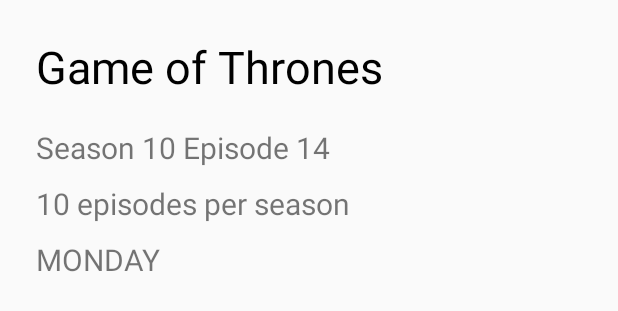
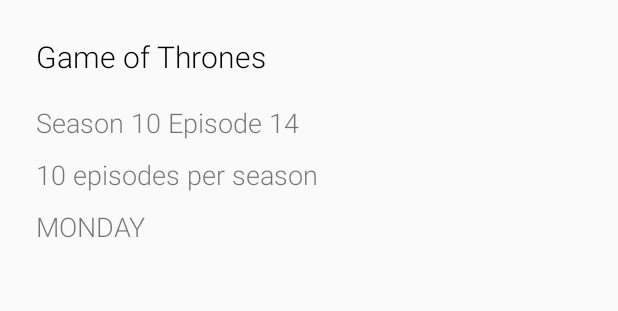
Before and after one commit to nnam-ibe/Tron, an Android app: the layout show_dialog_layout.xml on its own in the app's theme, with its tools: preview values and no code run, on a phone screen of 412 x 824 dp. Shown: the top 311 px of the screen. Run offline under Robolectric (Android 15) with nearby library versions, the phone set to English and light mode, and no system bars.

```diff
--- a/app/src/main/res/layout/card_show.xml
+++ b/app/src/main/res/layout/card_show.xml
@@ -10,9 +10,9 @@
         android:layout_width="match_parent"
         android:layout_height="wrap_content"
         android:layout_marginBottom="10dp"
+        android:foreground="@drawable/custom_bg"
         card_view:cardCornerRadius="1dp"
         card_view:cardElevation="5dp">
-
         <RelativeLayout
             android:id="@+id/show_RL"
             android:layout_width="match_parent"
--- a/app/src/main/res/layout/show_dialog_layout.xml
+++ b/app/src/main/res/layout/show_dialog_layout.xml
@@ -8,13 +8,13 @@
         android:layout_width="match_parent"
         android:layout_height="wrap_content"
         android:gravity="center_vertical"
-        android:paddingBottom="20dp"
-        android:paddingEnd="24dp"
-        android:paddingStart="24dp"
-        android:paddingTop="24dp"
+        android:paddingBottom="@dimen/dialog_padding_top_material"
+        android:paddingEnd="@dimen/dialog_padding_material"
+        android:paddingStart="@dimen/dialog_padding_material"
+        android:paddingTop="@dimen/dialog_padding_material"
         android:text="Game of Thrones"
         android:textColor="#000000"
-        android:textSize="30sp" />
+        android:textSize="@dimen/dialog_header_text_size" />
 
     <TextView
         android:id="@+id/dialog_show_season"
@@ -22,10 +22,10 @@
         android:layout_height="wrap_content"
         android:layout_below="@id/dialog_show_name"
         android:paddingBottom="10dp"
-        android:paddingEnd="24dp"
-        android:paddingStart="24dp"
+        android:paddingEnd="@dimen/dialog_padding_material"
+        android:paddingStart="@dimen/dialog_padding_material"
         android:text="Season 10 Episode 14"
-        android:textSize="20sp" />
+        android:textSize="@dimen/dialog_body_text_size" />
 
     <TextView
         android:id="@+id/dialog_show_no_episodes"
@@ -33,20 +33,20 @@
         android:layout_height="wrap_content"
         android:layout_below="@id/dialog_show_season"
         android:paddingBottom="10dp"
-        android:paddingEnd="24dp"
-        android:paddingStart="24dp"
+        android:paddingEnd="@dimen/dialog_padding_material"
+        android:paddingStart="@dimen/dialog_padding_material"
         android:text="10 episodes per season"
-        android:textSize="20sp" />
+        android:textSize="@dimen/dialog_body_text_size" />
 
     <TextView
         android:id="@+id/dialog_show_day"
         android:layout_width="wrap_content"
         android:layout_height="wrap_content"
         android:layout_below="@id/dialog_show_no_episodes"
-        android:paddingBottom="24dp"
-        android:paddingEnd="24dp"
-        android:paddingStart="24dp"
+        android:paddingBottom="@dimen/dialog_padding_material"
+        android:paddingEnd="@dimen/dialog_padding_material"
+        android:paddingStart="@dimen/dialog_padding_material"
         android:text="MONDAY"
-        android:textSize="20sp" />
+        android:textSize="@dimen/dialog_body_text_size" />
 
 </RelativeLayout>
--- a/app/src/main/res/values-v21/styles.xml
+++ b/app/src/main/res/values-v21/styles.xml
@@ -6,5 +6,15 @@
         <item name="android:colorPrimaryDark">@color/colorPrimaryDark</item>
         <item name="android:textColorPrimary">@color/colorWhite</item>
         <item name="colorAccent">@color/accent</item>
+        <item name="android:textViewStyle">@style/RobotoTextViewStyle</item>
+        <item name="android:buttonStyle">@style/RobotoButtonStyle</item>
+    </style>
+
+    <style name="RobotoTextViewStyle" parent="android:Widget.TextView">
+        <item name="android:fontFamily">sans-serif-light</item>
+    </style>
+
+    <style name="RobotoButtonStyle" parent="android:Widget.Holo.Button">
+        <item name="android:fontFamily">sans-serif-light</item>
     </style>
 </resources>
--- a/app/src/main/res/values/styles.xml
+++ b/app/src/main/res/values/styles.xml
@@ -6,6 +6,16 @@
         <!--<item name="android:colorPrimaryDark">@color/colorPrimaryDark</item>-->
         <item name="android:textColorPrimary">@color/colorWhite</item>
         <item name="colorAccent">@color/accent</item>
+        <item name="android:textViewStyle">@style/RobotoTextViewStyle</item>
+        <item name="android:buttonStyle">@style/RobotoButtonStyle</item>
+    </style>
+
+    <style name="RobotoTextViewStyle" parent="android:Widget.TextView">
+        <item name="android:fontFamily">sans-serif-light</item>
+    </style>
+
+    <style name="RobotoButtonStyle" parent="android:Widget.Holo.Button">
+        <item name="android:fontFamily">sans-serif-light</item>
     </style>
 
 </resources>
```
Also changed, not shown: app/src/main/res/drawable-v21/custom_bg.xml (added, +7 -0 lines), app/src/main/res/drawable/custom_bg.xml (added, +44 -0 lines), app/src/main/res/values/dimens.xml (+4 -90 lines), app/src/main/res/drawable-hdpi/ic_new_icon.png (added), app/src/main/res/drawable-mdpi/ic_new_icon.png (added), app/src/main/res/drawable-xhdpi/ic_new_icon.png (added), app/src/main/res/drawable-xxhdpi/ic_new_icon.png (added).
